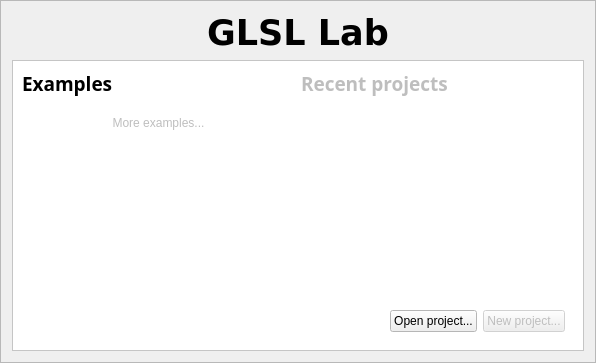
The window that app/welcome.ui (tonttu/Shaderkit) describes before a commit, drawn with Qt 5.
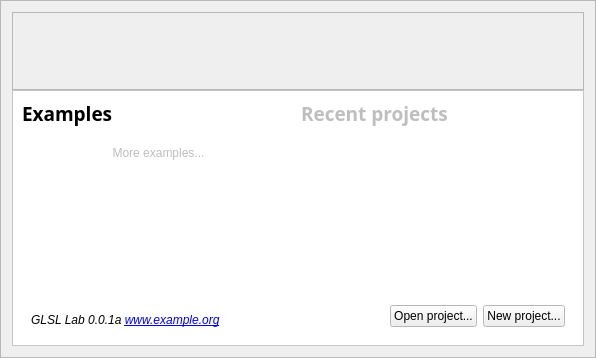
The same window after the commit. Icons and pictures are not drawn.

Commit message: Added welcome header

Patch:
```diff
--- a/app/welcome.ui
+++ b/app/welcome.ui
@@ -6,10 +6,16 @@
    <rect>
     <x>0</x>
     <y>0</y>
-    <width>596</width>
-    <height>363</height>
+    <width>592</width>
+    <height>358</height>
    </rect>
   </property>
+  <property name="sizePolicy">
+   <sizepolicy hsizetype="Fixed" vsizetype="Preferred">
+    <horstretch>0</horstretch>
+    <verstretch>0</verstretch>
+   </sizepolicy>
+  </property>
   <property name="windowTitle">
    <string>GLSL Lab</string>
   </property>
@@ -20,12 +26,27 @@
    <enum>QFrame::Raised</enum>
   </property>
   <layout class="QVBoxLayout" name="verticalLayout">
+   <property name="spacing">
+    <number>0</number>
+   </property>
    <item>
     <widget class="QLabel" name="label">
+     <property name="sizePolicy">
+      <sizepolicy hsizetype="Fixed" vsizetype="Fixed">
+       <horstretch>0</horstretch>
+       <verstretch>0</verstretch>
+      </sizepolicy>
+     </property>
+     <property name="minimumSize">
+      <size>
+       <width>572</width>
+       <height>78</height>
+      </size>
+     </property>
      <property name="maximumSize">
       <size>
-       <width>16777215</width>
-       <height>50</height>
+       <width>572</width>
+       <height>78</height>
       </size>
      </property>
      <property name="font">
@@ -36,19 +57,43 @@
        <bold>true</bold>
       </font>
      </property>
+     <property name="frameShape">
+      <enum>QFrame::StyledPanel</enum>
+     </property>
      <property name="text">
-      <string>GLSL Lab</string>
+      <string/>
      </property>
      <property name="textFormat">
       <enum>Qt::PlainText</enum>
      </property>
+     <property name="pixmap">
+      <pixmap resource="../gfx/gfx.qrc">:/images/welcome_header.jpg</pixmap>
+     </property>
      <property name="alignment">
       <set>Qt::AlignCenter</set>
      </property>
     </widget>
    </item>
    <item>
-    <widget class="QFrame" name="Content">
+    <widget class="QFrame" name="content">
+     <property name="sizePolicy">
+      <sizepolicy hsizetype="Fixed" vsizetype="Preferred">
+       <horstretch>0</horstretch>
+       <verstretch>0</verstretch>
+      </sizepolicy>
+     </property>
+     <property name="minimumSize">
+      <size>
+       <width>572</width>
+       <height>0</height>
+      </size>
+     </property>
+     <property name="maximumSize">
+      <size>
+       <width>572</width>
+       <height>16777215</height>
+      </size>
+     </property>
      <property name="palette">
       <palette>
        <active>
@@ -222,6 +267,27 @@
          <enum>QFrame::Raised</enum>
         </property>
         <layout class="QHBoxLayout" name="horizontalLayout">
+         <item>
+          <widget class="QLabel" name="label_4">
+           <property name="font">
+            <font>
+             <italic>true</italic>
+            </font>
+           </property>
+           <property name="text">
+            <string>GLSL Lab 0.0.1a &lt;a href=&quot;http://google.com/&quot;&gt;www.example.org&lt;/a&gt;</string>
+           </property>
+           <property name="alignment">
+            <set>Qt::AlignBottom|Qt::AlignLeading|Qt::AlignLeft</set>
+           </property>
+           <property name="openExternalLinks">
+            <bool>true</bool>
+           </property>
+           <property name="textInteractionFlags">
+            <set>Qt::LinksAccessibleByMouse|Qt::TextSelectableByMouse</set>
+           </property>
+          </widget>
+         </item>
          <item>
           <spacer name="horizontalSpacer">
            <property name="orientation">
@@ -244,9 +310,6 @@
          </item>
          <item>
           <widget class="QPushButton" name="new_button">
-           <property name="enabled">
-            <bool>false</bool>
-           </property>
            <property name="text">
             <string>New project...</string>
            </property>
```
Left out of the diff: 4 changed lines with no effect on the pictures. The commit also changes 15 other files.
